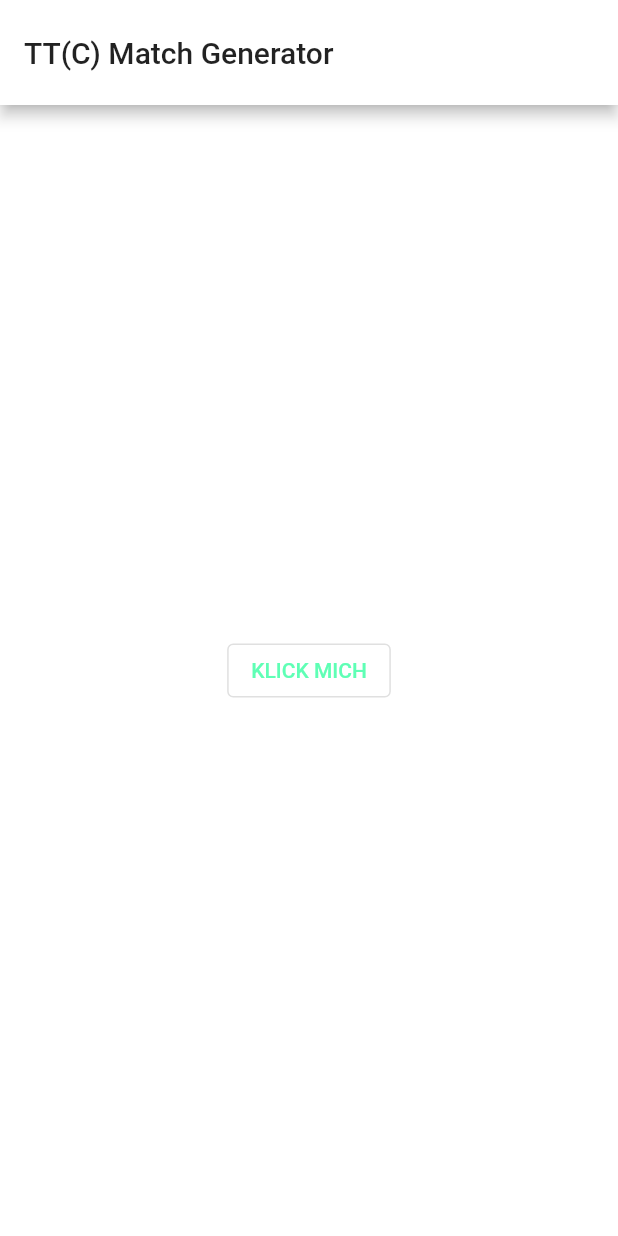
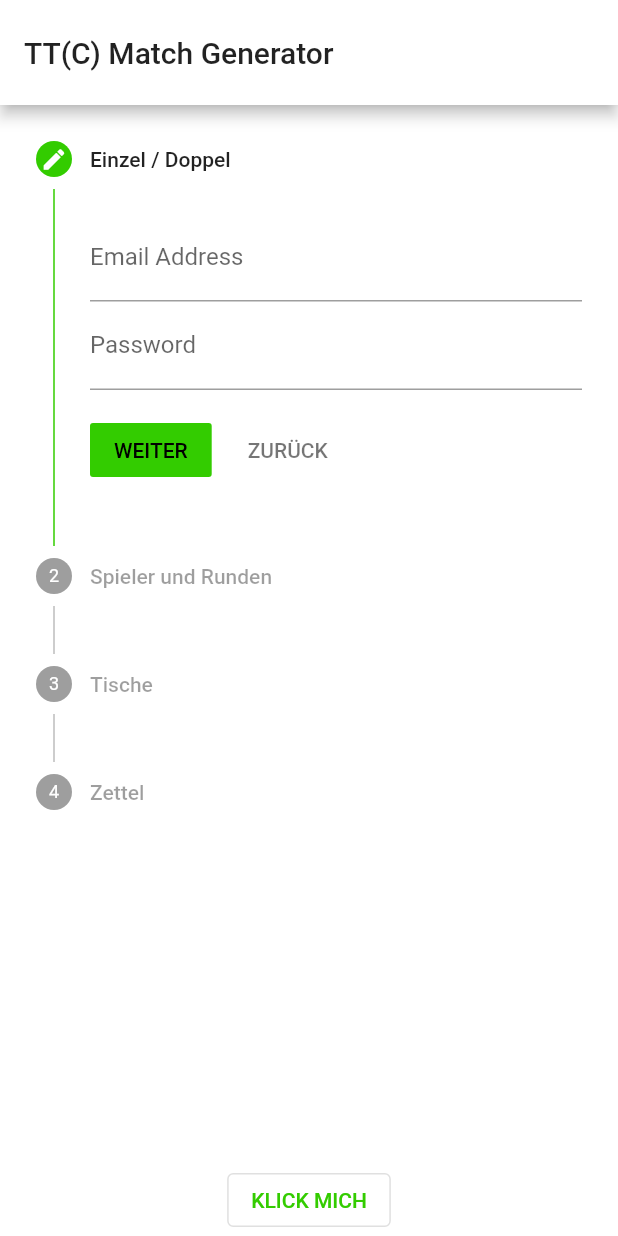
Before and after one commit to Flocksserver/tournament_cards_client, a Flutter app: the screen it shows after launch, on a phone screen of 412 x 824 dp. Run offline on Flutter 3.47's test engine with Material 2 defaults, Android fonts, the phone set to English and light mode, and no system bars; our stand-ins replace fluttertoast, rxdart; missing offline and left inert: dart:html, dart:js; statements that could not run were skipped.

Commit message:
prototype steps as wizard

```diff
--- a/lib/App.dart
+++ b/lib/App.dart
@@ -41,7 +41,7 @@ class _AppState extends State<App> {
       ],
       title: 'TT(C) Match Generator',
       theme: ThemeData(
-        primarySwatch: AppConstants.einKlangColor,
+        primarySwatch: AppConstants.mainColor,
         visualDensity: VisualDensity.adaptivePlatformDensity,
       ),
       debugShowCheckedModeBanner: false,
--- a/lib/AppConstants.dart
+++ b/lib/AppConstants.dart
@@ -2,23 +2,23 @@ import 'package:flutter/material.dart';
 
 class AppConstants {
 
-  static final Map<int, Color> einKlangColors = {
-    50: Color.fromRGBO(95, 255, 181, .1),
-    100: Color.fromRGBO(95, 255, 181, .2),
-    200: Color.fromRGBO(95, 255, 181, .3),
-    300: Color.fromRGBO(95, 255, 181, .4),
-    400: Color.fromRGBO(95, 255, 181, .5),
-    500: Color(einKlangBasicColor),
-    600: Color.fromRGBO(95, 255, 181, .7),
-    700: Color.fromRGBO(95, 255, 181, .8),
-    800: Color.fromRGBO(95, 255, 181, .9),
-    900: Color.fromRGBO(95, 255, 181, 1),
+  static final Map<int, Color> mainColors = {
+    50: Color.fromRGBO(51, 204, 0, .1),
+    100: Color.fromRGBO(51, 204, 0, .2),
+    200: Color.fromRGBO(51, 204, 0, .3),
+    300: Color.fromRGBO(51, 204, 0, .4),
+    400: Color.fromRGBO(51, 204, 0, .5),
+    500: Color(basicColor),
+    600: Color.fromRGBO(51, 204, 0, .7),
+    700: Color.fromRGBO(51, 204, 0, .8),
+    800: Color.fromRGBO(51, 204, 0, .9),
+    900: Color.fromRGBO(51, 204, 0, 1),
   };
 
-  static final int einKlangBasicColor = 0xFF5FFFB5;
+  static final int basicColor = 0xFF33cc00;
 
-  static final einKlangColor = MaterialColor(einKlangBasicColor, einKlangColors);
-  static final einKlangGreyColor = Color(0xFFF6F6F6);
+  static final mainColor = MaterialColor(basicColor, mainColors);
+  static final greyColor = Color(0xFFF6F6F6);
 
   static Uri mailtoURI = Uri(
     scheme: 'mailto',
--- /dev/null
+++ b/lib/domain/logic/WizardBLoC.dart
@@ -0,0 +1,54 @@
+import 'dart:async';
+import 'dart:typed_data';
+
+import 'package:rxdart/rxdart.dart';
+
+enum WizardNav{
+  NEXT,
+  BACK
+}
+
+class WizardBLoC{
+
+  final _relativeNavigationController = StreamController<WizardNav>();
+  Sink<WizardNav> get relativeNavigationSink => _relativeNavigationController.sink;
+
+  final _absoluteNavigationController = StreamController<int>();
+  Sink<int> get absoluteNavigationSink => _absoluteNavigationController.sink;
+
+  final _wizardSubject = BehaviorSubject<int>();
+  Stream<int> get wizardStream => _wizardSubject.stream;
+
+  int _currentStep = 0;
+
+  WizardBLoC(){
+    _relativeNavigationController.stream.listen(_onRelativeNavigation);
+    _absoluteNavigationController.stream.listen(_onAbsoluteNavigation);
+  }
+
+
+  void _onRelativeNavigation(WizardNav wizardNav) async{
+    switch (wizardNav){
+      case WizardNav.NEXT:
+        _currentStep ++;
+        break;
+      case WizardNav.BACK:
+        _currentStep ++;
+        break;
+    }
+    _wizardSubject.add(_currentStep);
+  }
+
+  void _onAbsoluteNavigation(int step) async{
+
+    _wizardSubject.add(_currentStep);
+  }
+
+
+  void dispose(){
+    _relativeNavigationController.close();
+    _absoluteNavigationController.close();
+    _wizardSubject.close();
+  }
+
+}
--- a/lib/ui/HomePage.dart
+++ b/lib/ui/HomePage.dart
@@ -1,13 +1,18 @@
 import 'package:flutter/material.dart';
 import 'package:fluttertoast/fluttertoast.dart';
 import 'package:tournament_cards_website/domain/logic/GeneratorBLoC.dart';
+import 'package:tournament_cards_website/domain/logic/WizardBLoC.dart';
 import 'package:tournament_cards_website/domain/model/AppError.dart';
 import 'package:tournament_cards_website/domain/model/PDFGenerationRequest.dart';
 import 'package:tournament_cards_website/domain/model/TournamentType.dart';
 import 'package:tournament_cards_website/ui/WebsiteAppBar.dart';
+import 'package:tournament_cards_website/ui/wizard/ExportStep.dart';
+import 'package:tournament_cards_website/ui/wizard/PlayersStep.dart';
+import 'package:tournament_cards_website/ui/wizard/SingleDoubleStep.dart';
+import 'package:tournament_cards_website/ui/wizard/TablesStep.dart';
+import 'package:tournament_cards_website/ui/wizard/WizardStepper.dart';
 
 import 'Spinner.dart';
-
 
 class HomePage extends StatefulWidget {
   HomePage() : super();
@@ -17,15 +22,15 @@ class HomePage extends StatefulWidget {
 }
 
 class _HomePageState extends State<HomePage> {
-
   late GeneratorBLoC _generatorBLoC;
+  late WizardBLoC _wizardBLoC;
   late Size _deviceSize;
 
   @override
   void initState() {
     super.initState();
 
-
+    _wizardBLoC = WizardBLoC();
     _generatorBLoC = GeneratorBLoC();
     _generatorBLoC.loadingStream.listen((event) {
       if (event) {
@@ -65,33 +70,43 @@ class _HomePageState extends State<HomePage> {
 
   @override
   Widget build(BuildContext context) {
-    _deviceSize = MediaQuery
-        .of(context)
-        .size;
+    _deviceSize = MediaQuery.of(context).size;
     return Scaffold(
         appBar: WebsiteAppBar(_deviceSize),
         backgroundColor: Colors.white,
-        body: Center(
+        body: Container(
+            child: Column(children: [
+          Expanded(
+              child: StreamBuilder<int>(
+                  stream: _wizardBLoC.wizardStream,
+                  builder: (context, snapshot) {
+                    return WizardStepper(
+                      currentStep: snapshot.data == null ? 0 : snapshot.data!,
+                      steps: [
+                        SingleDoubleStep().build(context, 0, snapshot.data == null ? 0 : snapshot.data!),
+                        PlayersStep().build(context, 1, snapshot.data == null ? 0 : snapshot.data!),
+                        TablesStep().build(context, 2, snapshot.data == null ? 0 : snapshot.data!),
+                        ExportStep().build(context, 3, snapshot.data == null ? 0 : snapshot.data!),
+                      ],
+                      wizardBLoC: _wizardBLoC,
+                    );
+                  })),
+          Center(
             child: OutlinedButton(
               onPressed: () {
-              _generatorBLoC.generatePDFSink.add(
-                  PDFGenerationRequest(type: TournamentType.DOUBLE,
-                      numberOfPlayers: 40,
-                      numberOfRounds: 12,
-                      drawOption: 0,
-                      numberOfTables: 10,
-                      distributeOption: 0,
-                      languageCode: "de"));
+                _generatorBLoC.generatePDFSink.add(PDFGenerationRequest(
+                    type: TournamentType.DOUBLE, numberOfPlayers: 40, numberOfRounds: 12, drawOption: 0, numberOfTables: 10, distributeOption: 0, languageCode: "de"));
               },
               child: Text("KLICK MICH"),
             ),
-        )
-    );
+          ),
+        ])));
   }
 
   @override
   void dispose() {
     super.dispose();
     _generatorBLoC.dispose();
+    _wizardBLoC.dispose();
   }
 }
--- a/lib/ui/Spinner.dart
+++ b/lib/ui/Spinner.dart
@@ -13,7 +13,7 @@ class Spinner{
           barrierDismissible: false,
           builder: (context) => Center(
             child: CircularProgressIndicator(
-              backgroundColor: AppConstants.einKlangColor.shade400,
+              backgroundColor: AppConstants.mainColor.shade400,
             ),
           ));
       isSpinning = true;
--- /dev/null
+++ b/lib/ui/wizard/ExportStep.dart
@@ -0,0 +1,21 @@
+import 'package:flutter/material.dart';
+
+class ExportStep{
+  Step build(BuildContext context, int stepNumber, int currentStep) {
+    return Step(
+      title: Text('Zettel'),
+      content: Column(
+        children: <Widget>[
+          TextFormField(
+            decoration: InputDecoration(labelText: 'Email Address'),
+          ),
+          TextFormField(
+            decoration: InputDecoration(labelText: 'Password'),
+          ),
+        ],
+      ),
+      isActive: currentStep >= stepNumber,
+      state: currentStep == stepNumber ? StepState.editing : (currentStep > stepNumber ? StepState.complete : StepState.disabled),
+    );
+  }
+}
--- /dev/null
+++ b/lib/ui/wizard/PlayersStep.dart
@@ -0,0 +1,21 @@
+import 'package:flutter/material.dart';
+
+class PlayersStep{
+  Step build(BuildContext context, int stepNumber, int currentStep) {
+    return Step(
+      title: Text('Spieler und Runden'),
+      content: Column(
+        children: <Widget>[
+          TextFormField(
+            decoration: InputDecoration(labelText: 'Email Address'),
+          ),
+          TextFormField(
+            decoration: InputDecoration(labelText: 'Password'),
+          ),
+        ],
+      ),
+      isActive: currentStep >= stepNumber,
+      state: currentStep == stepNumber ? StepState.editing : (currentStep > stepNumber ? StepState.complete : StepState.disabled),
+    );
+  }
+}
--- /dev/null
+++ b/lib/ui/wizard/SingleDoubleStep.dart
@@ -0,0 +1,21 @@
+import 'package:flutter/material.dart';
+
+class SingleDoubleStep{
+  Step build(BuildContext context, int stepNumber, int currentStep) {
+    return Step(
+      title: Text('Einzel / Doppel'),
+      content: Column(
+        children: <Widget>[
+          TextFormField(
+            decoration: InputDecoration(labelText: 'Email Address'),
+          ),
+          TextFormField(
+            decoration: InputDecoration(labelText: 'Password'),
+          ),
+        ],
+      ),
+      isActive: currentStep >= stepNumber,
+      state: currentStep == stepNumber ? StepState.editing : (currentStep > stepNumber ? StepState.complete : StepState.disabled),
+    );
+  }
+}
--- /dev/null
+++ b/lib/ui/wizard/TablesStep.dart
@@ -0,0 +1,22 @@
+import 'package:flutter/material.dart';
+
+class TablesStep{
+  Step build(BuildContext context, int stepNumber, int currentStep) {
+    return Step(
+      title: Text('Tische'),
+      content: Column(
+        children: <Widget>[
+          TextFormField(
+            decoration: InputDecoration(labelText: 'Email Address'),
+          ),
+          TextFormField(
+            decoration: InputDecoration(labelText: 'Password'),
+          ),
+        ],
+      ),
+      isActive: currentStep >= stepNumber,
+      state: currentStep == stepNumber ? StepState.editing : (currentStep > stepNumber ? StepState.complete : StepState.disabled),
+    );
+  }
+
+}
--- /dev/null
+++ b/lib/ui/wizard/WizardStepper.dart
@@ -0,0 +1,80 @@
+import 'package:flutter/material.dart';
+import 'package:tournament_cards_website/domain/logic/WizardBLoC.dart';
+
+class WizardStepper extends StatelessWidget {
+  final List<Step> steps;
+  final int currentStep;
+  final WizardBLoC wizardBLoC;
+
+  WizardStepper({required this.steps, required this.currentStep, required this.wizardBLoC});
+
+  @override
+  Widget build(BuildContext context) {
+    final Color cancelColor;
+    switch (Theme.of(context).brightness) {
+      case Brightness.light:
+        cancelColor = Colors.black54;
+        break;
+      case Brightness.dark:
+        cancelColor = Colors.white70;
+        break;
+    }
+
+    final ThemeData themeData = Theme.of(context);
+    final ColorScheme colorScheme = themeData.colorScheme;
+
+    const OutlinedBorder buttonShape = RoundedRectangleBorder(borderRadius: BorderRadius.all(Radius.circular(2)));
+    const EdgeInsets buttonPadding = EdgeInsets.symmetric(horizontal: 16.0);
+
+
+
+
+    return Stepper(
+      type: StepperType.vertical,
+      physics: ScrollPhysics(),
+      currentStep: currentStep,
+        controlsBuilder: (BuildContext context, ControlsDetails details) {
+                  return Container(
+                    margin: const EdgeInsets.only(top: 16.0),
+                    child: ConstrainedBox(
+                      constraints: const BoxConstraints.tightFor(height: 48.0),
+                      child: Row(
+                        children: <Widget>[
+                          TextButton(
+                            onPressed: () => wizardBLoC.relativeNavigationSink.add(WizardNav.NEXT),
+                            style: ButtonStyle(
+                              foregroundColor: MaterialStateProperty.resolveWith<Color?>((Set<MaterialState> states) {
+                                return states.contains(MaterialState.disabled) ? null : colorScheme.onPrimary;
+                              }),
+                              backgroundColor: MaterialStateProperty.resolveWith<Color?>((Set<MaterialState> states) {
+                                return states.contains(MaterialState.disabled) ? null : colorScheme.primary;
+                              }),
+                              padding: MaterialStateProperty.all<EdgeInsetsGeometry>(buttonPadding),
+                              shape: MaterialStateProperty.all<OutlinedBorder>(buttonShape),
+                            ),
+                            child: Text("WEITER"),
+                          ),
+                          Container(
+                            margin: const EdgeInsetsDirectional.only(start: 8.0),
+                            child: TextButton(
+                              onPressed: () => wizardBLoC.relativeNavigationSink.add(WizardNav.BACK),
+                              style: TextButton.styleFrom(
+                                primary: cancelColor,
+                                padding: buttonPadding,
+                                shape: buttonShape,
+                              ),
+                              child: Text("ZURÜCK"),
+                            ),
+                          ),
+                        ],
+                      ),
+                    ),
+                  );
+               },
+      onStepTapped: (step) => wizardBLoC.absoluteNavigationSink.add(step),
+      //onStepContinue: () => wizardBLoC.relativeNavigationSink.add(WizardNav.NEXT),
+      //onStepCancel: () => wizardBLoC.relativeNavigationSink.add(WizardNav.BACK),
+      steps: steps,
+    );
+  }
+}
```
Lines whose indentation alone changed are shown as unchanged.
